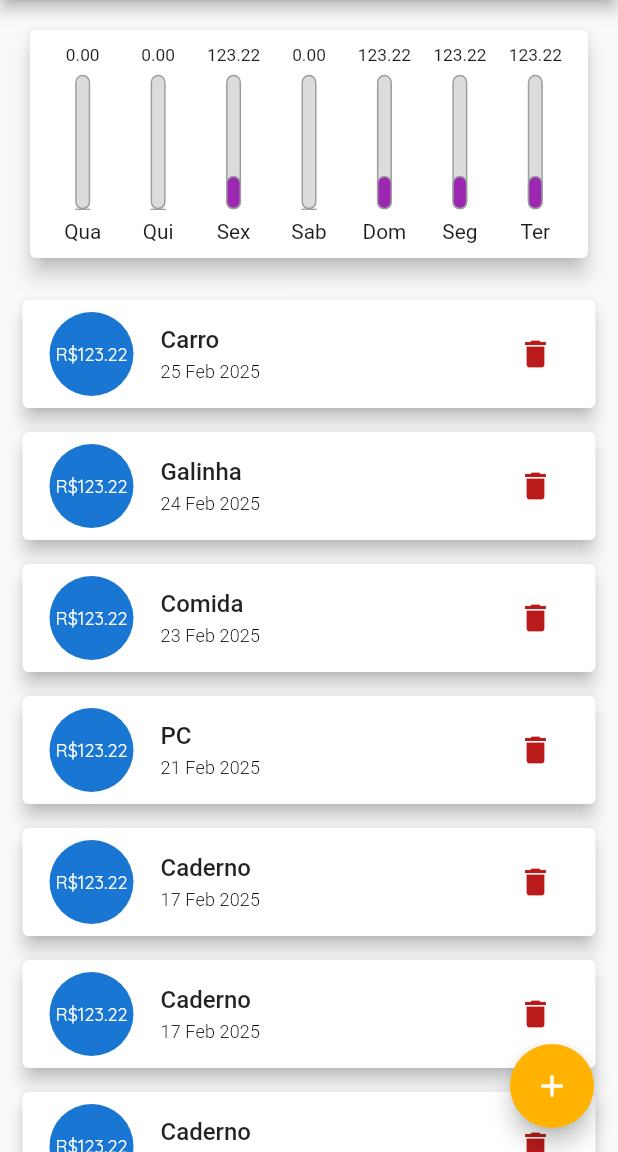
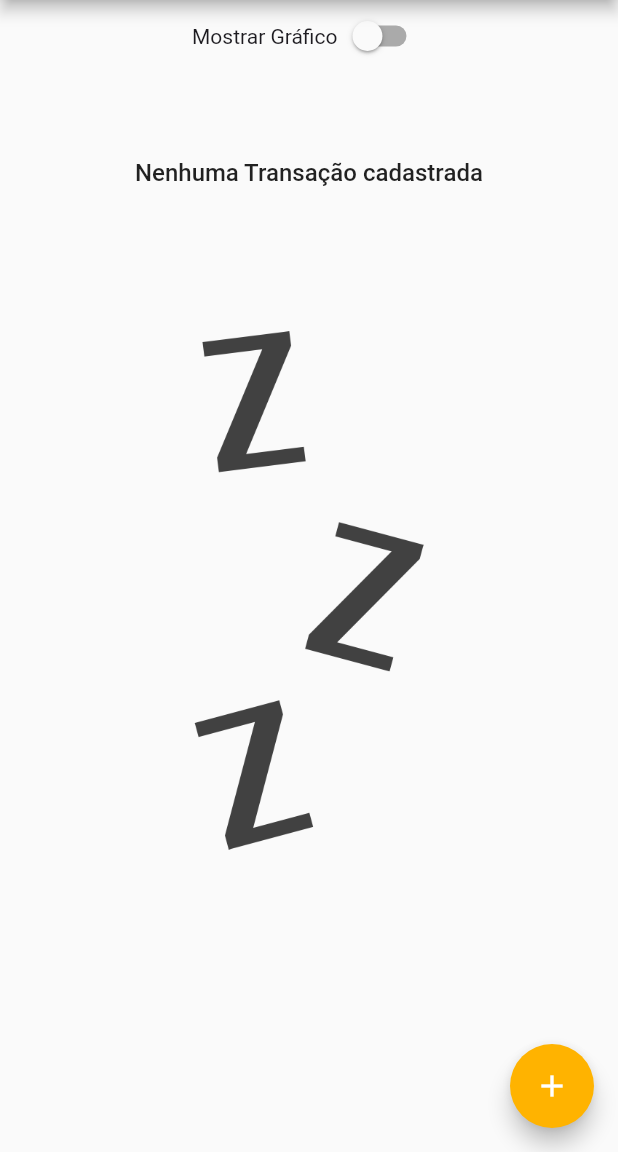
Before and after one commit to gabznavas/dart-flutter-apps, a Flutter app: the screen it shows after launch, on a phone screen of 412 x 824 dp, the part 84-1236 px from its top. Run offline on Flutter 3.47's test engine with Material 3 defaults, Android fonts, the phone set to English and light mode, and no system bars.

Commit message:
fix height empty list

```diff
--- a/expenses_flutter/lib/components/transaction_list.dart
+++ b/expenses_flutter/lib/components/transaction_list.dart
@@ -16,20 +16,33 @@ class TransactionList extends StatelessWidget {
         : _renderList(context);
   }
 
-  Column _renderEmptyList(BuildContext context) {
+  LayoutBuilder _renderEmptyList(BuildContext context) {
+    return LayoutBuilder(
+      builder: (BuildContext ctx, BoxConstraints constrains) {
+        final double titleHeight = constrains.maxHeight * 0.10;
+        final double spaceHight = constrains.maxHeight * 0.10;
+        final double imageHeight = constrains.maxHeight * 0.60;
         return Column(
           mainAxisAlignment: MainAxisAlignment.center,
           children: [
-        Text(
+            SizedBox(
+              height: titleHeight,
+              child: Text(
                 'Nenhuma Transação cadastrada',
                 style: Theme.of(context).textTheme.titleMedium,
               ),
-        SizedBox(height: 20),
+            ),
+            SizedBox(height: spaceHight),
             SizedBox(
-          height: 200,
-          child: Image.asset('assets/images/waiting.png', fit: BoxFit.cover),
+              height: imageHeight,
+              child: Image.asset(
+                'assets/images/waiting.png',
+                fit: BoxFit.cover,
+              ),
             ),
           ],
+        );
+      },
     );
   }
 
--- a/expenses_flutter/lib/main.dart
+++ b/expenses_flutter/lib/main.dart
@@ -60,98 +60,8 @@ class MyHomePage extends StatefulWidget {
 }
 
 class _MyHomePageState extends State<MyHomePage> {
-  final List<Transaction> _transactions = [
-    Transaction(
-      id: 't1',
-      title: 'Carro',
-      value: 123.22,
-      date: DateTime.now().subtract(Duration(days: 0)),
-    ),
-    Transaction(
-      id: 't2',
-      title: 'Galinha',
-      value: 123.22,
-      date: DateTime.now().subtract(Duration(days: 1)),
-    ),
-    Transaction(
-      id: 't3',
-      title: 'Comida',
-      value: 123.22,
-      date: DateTime.now().subtract(Duration(days: 2)),
-    ),
-    Transaction(
-      id: 't4',
-      title: 'PC',
-      value: 123.22,
-      date: DateTime.now().subtract(Duration(days: 4)),
-    ),
-    Transaction(
-      id: 't5',
-      title: 'Caderno',
-      value: 123.22,
-      date: DateTime.now().subtract(Duration(days: 8)),
-    ),
-    Transaction(
-      id: 't5',
-      title: 'Caderno',
-      value: 123.22,
-      date: DateTime.now().subtract(Duration(days: 8)),
-    ),
-    Transaction(
-      id: 't5',
-      title: 'Caderno',
-      value: 123.22,
-      date: DateTime.now().subtract(Duration(days: 8)),
-    ),
-    Transaction(
-      id: 't5',
-      title: 'Caderno',
-      value: 123.22,
-      date: DateTime.now().subtract(Duration(days: 8)),
-    ),
-    Transaction(
-      id: 't5',
-      title: 'Caderno',
-      value: 123.22,
-      date: DateTime.now().subtract(Duration(days: 8)),
-    ),
-    Transaction(
-      id: 't5',
-      title: 'Caderno',
-      value: 123.22,
-      date: DateTime.now().subtract(Duration(days: 8)),
-    ),
-    Transaction(
-      id: 't5',
-      title: 'Caderno',
-      value: 123.22,
-      date: DateTime.now().subtract(Duration(days: 8)),
-    ),
-    Transaction(
-      id: 't5',
-      title: 'Caderno',
-      value: 123.22,
-      date: DateTime.now().subtract(Duration(days: 8)),
-    ),
-    Transaction(
-      id: 't5',
-      title: 'Caderno',
-      value: 123.22,
-      date: DateTime.now().subtract(Duration(days: 8)),
-    ),
-    Transaction(
-      id: 't5',
-      title: 'Caderno',
-      value: 123.22,
-      date: DateTime.now().subtract(Duration(days: 8)),
-    ),
-    Transaction(
-      id: 't5',
-      title: 'Caderno',
-      value: 123.22,
-      date: DateTime.now().subtract(Duration(days: 8)),
-    ),
-  ];
+  bool _showChart = false;
+  final List<Transaction> _transactions = [];
 
   List<Transaction> get _recentTransactions {
     final Duration sevenDaysDuration = Duration(days: 7);
@@ -200,8 +110,6 @@ class _MyHomePageState extends State<MyHomePage> {
 
   @override
   Widget build(BuildContext context) {
-    _configureDeviceOrientations();
-
     final PreferredSizeWidget appBar = AppBar(
       title: SizedBox(
         width: double.infinity,
@@ -231,8 +139,17 @@ class _MyHomePageState extends State<MyHomePage> {
         child: Column(
           crossAxisAlignment: CrossAxisAlignment.stretch,
           children: [
-            _renderChart(context, availableHeight),
-            _renderTransactionList(context, availableHeight),
+            Row(
+              mainAxisAlignment: MainAxisAlignment.center,
+              children: [
+                Text(_showChart ? "Esconder gráfico" : "Mostrar Gráfico"),
+                Switch(value: _showChart, onChanged: onChangeShowChart),
+              ],
+            ),
+            if (_showChart)
+              _renderChart(context, availableHeight)
+            else
+              _renderTransactionList(context, availableHeight),
           ],
         ),
       ),
@@ -242,11 +159,6 @@ class _MyHomePageState extends State<MyHomePage> {
         child: Icon(Icons.add),
       ),
     );
-  }
-
-  void _configureDeviceOrientations() {
-    // sempre em pé!
-    SystemChrome.setPreferredOrientations([DeviceOrientation.portraitUp]);
   }
 
   Widget _renderChart(BuildContext context, double availableHeight) {
@@ -262,4 +174,10 @@ class _MyHomePageState extends State<MyHomePage> {
       child: TransactionList(_transactions, removeTransaction),
     );
   }
+
+  void onChangeShowChart(bool value) {
+    setState(() {
+      _showChart = value;
+    });
+  }
 }
```
Lines whose indentation alone changed are shown as unchanged.
